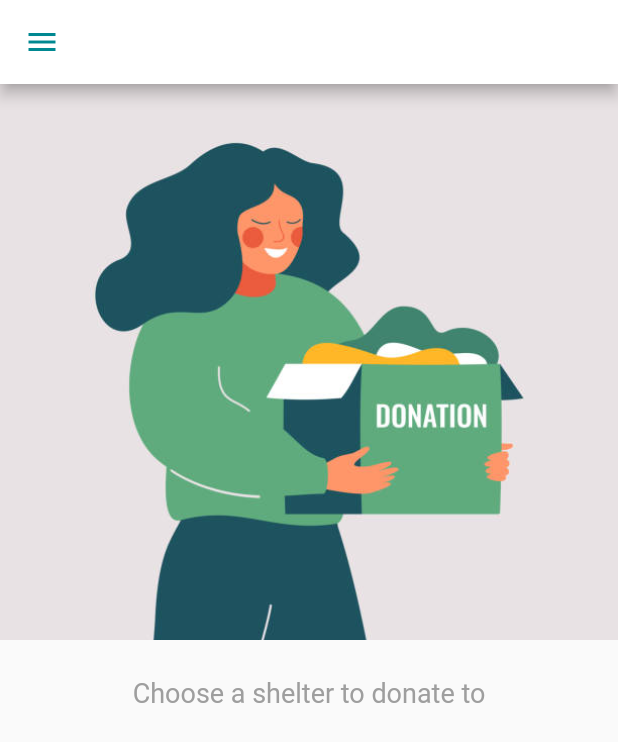
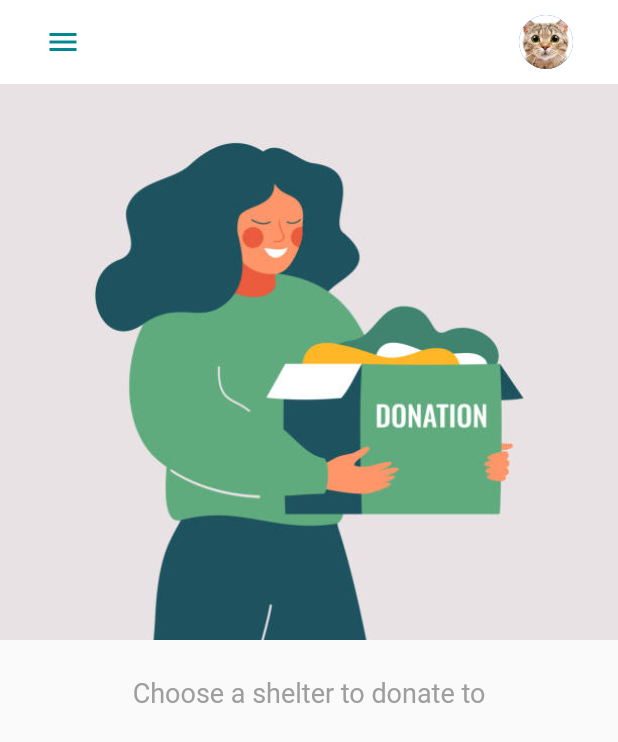
Before and after one commit to pavithrahareddy/pawfecto_flutter_app, a Flutter app: the DonatePage screen opened by its route, after a tap on "Donate", on a phone screen of 412 x 824 dp. Shown: the top 742 px of the screen. Run offline on Flutter 3.47's test engine with Material 2 defaults, Android fonts, the phone set to English and light mode, and no system bars; our stand-ins replace cloud_firestore, date_field, firebase_auth, firebase_core, firebase_storage, flutter_dotenv and 3 more; missing offline and left inert: flat_icons_flutter, mailer, upi_india; accounts and stored records are empty.

```diff
--- a/lib/screens/user/adopt_main.dart
+++ b/lib/screens/user/adopt_main.dart
@@ -347,7 +347,7 @@ class _AdoptMainState extends State<AdoptMain> {
                                                           height: 3,
                                                         ),
                                                         Text(
-                                                          '${pet["breed"] == null ? "No breed" : pet["breed"]}, ${pet["age"] == null ? "No age" : pet["age"]} years',
+                                                          '${pet["breed"] == null ? "No breed" : pet["breed"]}, ${pet["age"] == null ? "No age" : pet["age"]} ',
                                                           style: TextStyle(
                                                             fontSize: 16.0,
                                                             color: Colors.grey,
--- a/lib/screens/user/donation/donate_page.dart
+++ b/lib/screens/user/donation/donate_page.dart
@@ -1,6 +1,8 @@
 import 'package:flutter/material.dart';
 import 'package:pawfecto/screens/user/donation/donators.dart';
 import 'package:pawfecto/screens/user/sidebar.dart';
+
+import '../profile.dart';
 
 class DonatePage extends StatefulWidget {
   static const String id = 'donate_page';
@@ -13,9 +15,15 @@ class _DonatePageState extends State<DonatePage> {
   Widget build(BuildContext context) {
     return Scaffold(
       appBar: AppBar(
+        elevation: 0,
         automaticallyImplyLeading: false,
         backgroundColor: Colors.white,
-        leading: GestureDetector(
+        leading: Row(
+          children: [
+            SizedBox(
+              width: 30.0,
+            ),
+            GestureDetector(
               child: Icon(
                 Icons.menu,
                 color: Color(0xff008891),
@@ -24,6 +32,22 @@ class _DonatePageState extends State<DonatePage> {
                 Navigator.pushNamed(context, SideBar.id);
               },
             ),
+          ],
+        ),
+        actions: <Widget>[
+          GestureDetector(
+            onTap: () {
+              Navigator.pushNamed(context, ProfilePage.id);
+            },
+            child: CircleAvatar(
+              radius: 18.0,
+              backgroundImage: AssetImage('images/cat1.jpg'),
+            ),
+          ),
+          SizedBox(
+            width: 30.0,
+          ),
+        ],
       ),
       body: SafeArea(
         child: Padding(
--- a/lib/screens/user/donation/donators.dart
+++ b/lib/screens/user/donation/donators.dart
@@ -2,6 +2,8 @@ import 'package:flutter/material.dart';
 import 'package:pawfecto/screens/user/donation/donate_form.dart';
 import 'package:pawfecto/screens/user/sidebar.dart';
 import 'package:cloud_firestore/cloud_firestore.dart';
+
+import '../profile.dart';
 
 class Donators extends StatefulWidget {
   static const String id = 'donators_list';
@@ -16,8 +18,15 @@ class _DonatorsState extends State<Donators> {
   Widget build(BuildContext context) {
     return Scaffold(
       appBar: AppBar(
+        elevation: 0,
+        automaticallyImplyLeading: false,
         backgroundColor: Colors.white,
-        leading: GestureDetector(
+        leading: Row(
+          children: [
+            SizedBox(
+              width: 30.0,
+            ),
+            GestureDetector(
               child: Icon(
                 Icons.menu,
                 color: Color(0xff008891),
@@ -26,6 +35,22 @@ class _DonatorsState extends State<Donators> {
                 Navigator.pushNamed(context, SideBar.id);
               },
             ),
+          ],
+        ),
+        actions: <Widget>[
+          GestureDetector(
+            onTap: () {
+              Navigator.pushNamed(context, ProfilePage.id);
+            },
+            child: CircleAvatar(
+              radius: 18.0,
+              backgroundImage: AssetImage('images/cat1.jpg'),
+            ),
+          ),
+          SizedBox(
+            width: 30.0,
+          ),
+        ],
       ),
       body: SafeArea(
         child: SingleChildScrollView(
--- a/lib/screens/user/events/event_details.dart
+++ b/lib/screens/user/events/event_details.dart
@@ -39,10 +39,6 @@ class _EventDetailsState extends State<EventDetails> {
         elevation: 0,
         automaticallyImplyLeading: false,
         backgroundColor: Colors.white,
-        title: Text(
-          'Events',
-          style: TextStyle(fontSize: 16.0, color: Colors.grey),
-        ),
         leading: Row(
           children: [
             SizedBox(
```
Also changed, not shown: lib/screens/auth/adopt_login.dart (+13 -1 lines), lib/screens/user/LostandFound/LAF_page.dart (+21 -9 lines), lib/screens/user/adopt/favourites.dart (+23 -10 lines), lib/screens/user/settings.dart (+24 -7 lines). Lines whose indentation alone changed are shown as unchanged.
